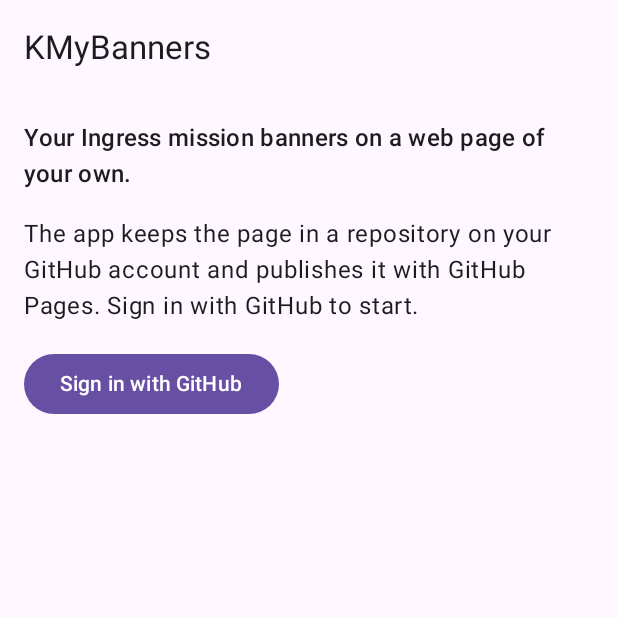
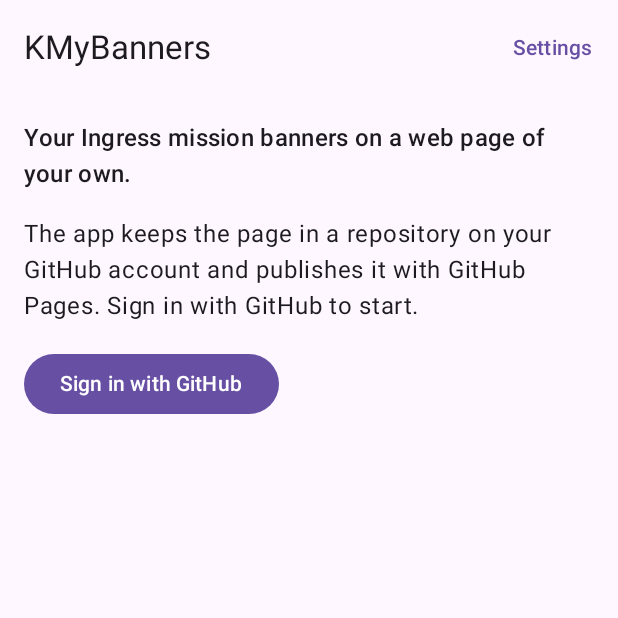
Before and after one commit to elkuku/KMyBanners, an Android app built with Jetpack Compose: the screen it shows after launch (MainActivity), on a phone screen of 412 x 824 dp, the top half of it. Run offline under Robolectric (Android 15) with nearby library versions, the phone set to English and light mode, and no system bars.

Commit message:
Settings page, a marked dev build with language and light/dark switches; 0.2.0
- settings (from the top bar): the version and build, the GitHub account
  with "Sign out"
- the dev build is "KMyBanners Dev" (dev.elkuku.kmybanners.dev, -dev),
  with a DEV badge, and its settings switch the language (phone, English,
  Deutsch, Español; Android 13+'s per-app language, as AgentTools) and
  light/dark
- the app bundle keeps all languages
- version 0.2.0 (2)

Co-Authored-By: Claude Opus 5.5 <noreply@anthropic.com>

```diff
--- a/app/src/debug/res/values/strings.xml
+++ b/app/src/debug/res/values/strings.xml
@@ -1,4 +1,4 @@
 <resources>
-    <!-- The debug build installs next to the release app: tell them apart in the launcher -->
-    <string name="app_name" translatable="false">KMyBanners Debug</string>
+    <!-- The dev build installs next to the release app: tell them apart in the launcher -->
+    <string name="app_name" translatable="false">KMyBanners Dev</string>
 </resources>
--- /dev/null
+++ b/app/src/main/java/dev/elkuku/kmybanners/AppSettings.kt
@@ -0,0 +1,66 @@
+package dev.elkuku.kmybanners
+
+import android.app.Activity
+import android.app.LocaleManager
+import android.content.Context
+import android.content.res.Configuration
+import android.os.Build
+import android.os.LocaleList
+import androidx.core.content.edit
+import java.util.Locale
+
+/**
+ * The app's language, independent of the phone's (as AgentTools): Android 13+ keeps it as the per-app language
+ * (also in the system settings, from `generateLocaleConfig`); before, it is stored here and applied to the
+ * activity ([wrap]).
+ */
+object AppLanguage {
+    /** The app's languages as language tags; English is the default (`values/`). */
+    val SUPPORTED = listOf("en", "de", "es")
+
+    private const val PREFS = "settings"
+    private const val KEY = "language"
+
+    /** The chosen language tag, or null to follow the phone. */
+    fun get(context: Context): String? =
+        if (Build.VERSION.SDK_INT >= Build.VERSION_CODES.TIRAMISU) {
+            context.getSystemService(LocaleManager::class.java).applicationLocales.get(0)?.language
+        } else {
+            context.getSharedPreferences(PREFS, Context.MODE_PRIVATE).getString(KEY, null)
+        }?.takeIf { it in SUPPORTED }
+
+    /** Switches to [tag] (null: the phone's language); the activity is recreated with it. */
+    fun set(activity: Activity, tag: String?) {
+        if (Build.VERSION.SDK_INT >= Build.VERSION_CODES.TIRAMISU) {
+            // The system recreates the activity
+            activity.getSystemService(LocaleManager::class.java).applicationLocales =
+                if (tag == null) LocaleList.getEmptyLocaleList() else LocaleList.forLanguageTags(tag)
+        } else {
+            activity.getSharedPreferences(PREFS, Context.MODE_PRIVATE).edit { putString(KEY, tag) }
+            activity.recreate()
+        }
+    }
+
+    /** Before Android 13: [base] with the chosen language, for `attachBaseContext`. */
+    fun wrap(base: Context): Context {
+        if (Build.VERSION.SDK_INT >= Build.VERSION_CODES.TIRAMISU) return base
+        val tag = get(base) ?: return base
+        val config = Configuration(base.resources.configuration).apply { setLocale(Locale.forLanguageTag(tag)) }
+        return base.createConfigurationContext(config)
+    }
+}
+
+/** Light or dark, or like the phone. */
+enum class AppTheme { SYSTEM, LIGHT, DARK;
+
+    companion object {
+        private const val PREFS = "settings"
+        private const val KEY = "theme"
+
+        fun get(context: Context): AppTheme = context.getSharedPreferences(PREFS, Context.MODE_PRIVATE)
+            .getString(KEY, null)?.let { runCatching { valueOf(it) }.getOrNull() } ?: SYSTEM
+
+        fun set(context: Context, theme: AppTheme) =
+            context.getSharedPreferences(PREFS, Context.MODE_PRIVATE).edit { putString(KEY, theme.name) }
+    }
+}
--- a/app/src/main/java/dev/elkuku/kmybanners/MainActivity.kt
+++ b/app/src/main/java/dev/elkuku/kmybanners/MainActivity.kt
@@ -1,5 +1,6 @@
 package dev.elkuku.kmybanners
 
+import android.content.Context
 import android.content.Intent
 import android.os.Bundle
 import androidx.activity.ComponentActivity
@@ -11,6 +12,9 @@ import androidx.compose.material3.MaterialTheme
 import androidx.compose.material3.darkColorScheme
 import androidx.compose.material3.lightColorScheme
 import androidx.compose.runtime.getValue
+import androidx.compose.runtime.mutableStateOf
+import androidx.compose.runtime.remember
+import androidx.compose.runtime.setValue
 import androidx.lifecycle.ViewModel
 import androidx.lifecycle.ViewModelProvider
 import androidx.lifecycle.compose.collectAsStateWithLifecycle
@@ -36,14 +40,23 @@ class MainActivity : ComponentActivity() {
         }
     }
 
+    // Before Android 13: the language chosen in the dev build's settings
+    override fun attachBaseContext(newBase: Context) = super.attachBaseContext(AppLanguage.wrap(newBase))
+
     override fun onCreate(savedInstanceState: Bundle?) {
         super.onCreate(savedInstanceState)
         enableEdgeToEdge()
         if (savedInstanceState == null) handle(intent)
         setContent {
             val state by vm.state.collectAsStateWithLifecycle()
-            MaterialTheme(colorScheme = if (isSystemInDarkTheme()) darkColorScheme() else lightColorScheme()) {
-                MainScreen(state, vm)
+            var theme by remember { mutableStateOf(AppTheme.get(this)) }
+            val dark = when (theme) {
+                AppTheme.SYSTEM -> isSystemInDarkTheme()
+                AppTheme.LIGHT -> false
+                AppTheme.DARK -> true
+            }
+            MaterialTheme(colorScheme = if (dark) darkColorScheme() else lightColorScheme()) {
+                MainScreen(state, vm, theme) { theme = it; AppTheme.set(this, it) }
             }
         }
     }
--- a/app/src/main/java/dev/elkuku/kmybanners/ui/MainScreen.kt
+++ b/app/src/main/java/dev/elkuku/kmybanners/ui/MainScreen.kt
@@ -25,7 +25,10 @@ import androidx.compose.runtime.getValue
 import androidx.compose.runtime.mutableStateOf
 import androidx.compose.runtime.remember
 import androidx.compose.runtime.setValue
+import androidx.compose.runtime.saveable.rememberSaveable
+import androidx.compose.ui.Alignment
 import androidx.compose.ui.Modifier
+import dev.elkuku.kmybanners.AppTheme
 import androidx.compose.ui.platform.LocalClipboardManager
 import androidx.compose.ui.platform.LocalUriHandler
 import androidx.compose.ui.res.pluralStringResource
@@ -39,12 +42,19 @@ import androidx.compose.ui.unit.sp
 
 @OptIn(ExperimentalMaterial3Api::class)
 @Composable
-fun MainScreen(s: UiState, vm: MainViewModel) {
+fun MainScreen(s: UiState, vm: MainViewModel, theme: AppTheme, onTheme: (AppTheme) -> Unit) {
+    var settings by rememberSaveable { mutableStateOf(false) }
     Scaffold(topBar = {
-        TopAppBar(title = { Text(stringResource(R.string.app_name)) }, actions = {
-            if (s.signedIn) TextButton(onClick = vm::signOut) { Text(stringResource(R.string.sign_out)) }
+        TopAppBar(title = {
+            Row(verticalAlignment = Alignment.CenterVertically, horizontalArrangement = Arrangement.spacedBy(8.dp)) {
+                Text(stringResource(R.string.app_name))
+                if (isDev) DevBadge()
+            }
+        }, actions = {
+            TextButton(onClick = { settings = true }) { Text(stringResource(R.string.settings)) }
         })
     }) { pad ->
+        if (settings) SettingsDialog(s, vm, theme, onTheme) { settings = false }
         Column(
             Modifier.padding(pad).fillMaxSize().verticalScroll(rememberScrollState()).padding(16.dp),
             verticalArrangement = Arrangement.spacedBy(16.dp),
```
Also changed, not shown: app/build.gradle.kts (+13 -5 lines), app/src/main/java/dev/elkuku/kmybanners/ui/SettingsScreen.kt (added, +144 -0 lines), app/src/main/res/values/strings.xml (+11 -0 lines), 3 other files.
